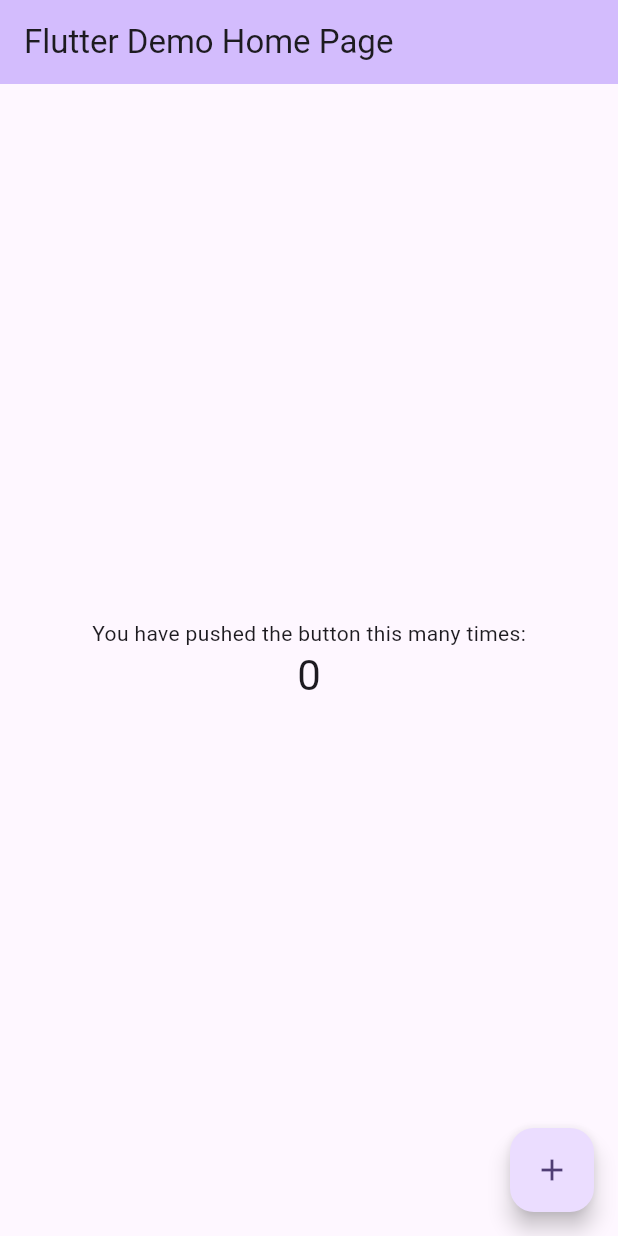
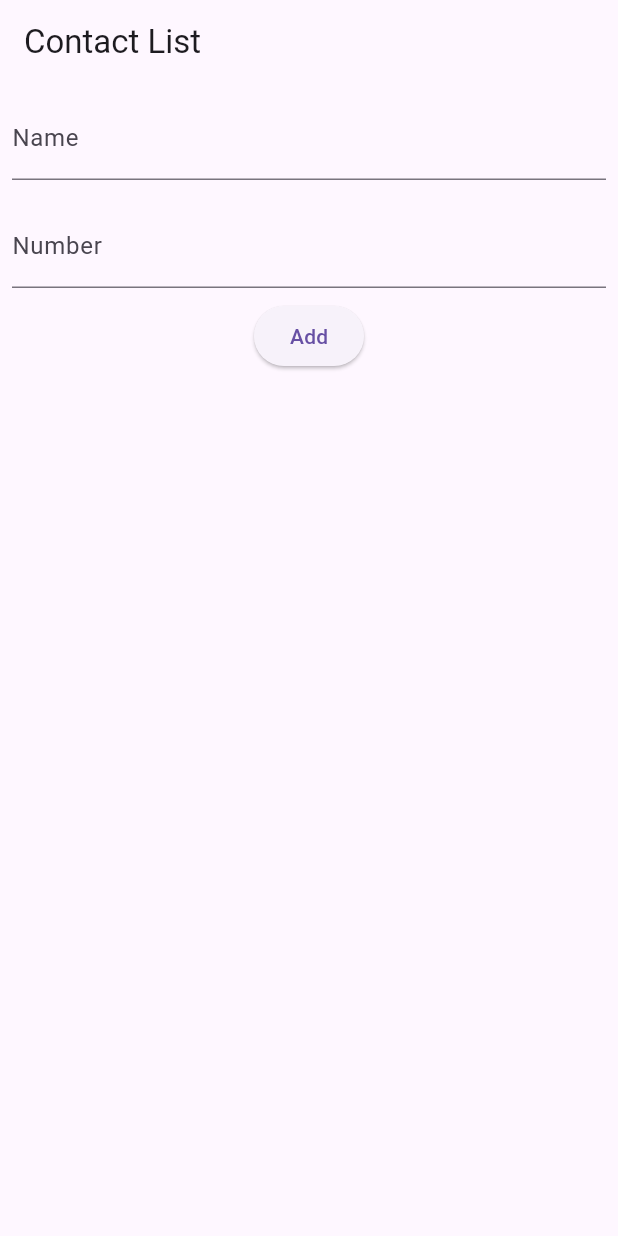
Before and after one commit to smshaqib/Ostad_Assignment, a Flutter app: the screen it shows after launch, on a phone screen of 412 x 824 dp. Run offline on Flutter 3.47's test engine with Material 3 defaults, Android fonts, the phone set to English and light mode, and no system bars.

Commit message:
Update main.dart

```diff
--- a/assignment6/lib/main.dart
+++ b/assignment6/lib/main.dart
@@ -1,125 +1,115 @@
 import 'package:flutter/material.dart';
 
 void main() {
-  runApp(const MyApp());
+  runApp(MyApp());
 }
 
 class MyApp extends StatelessWidget {
-  const MyApp({super.key});
-
-  // This widget is the root of your application.
   @override
   Widget build(BuildContext context) {
     return MaterialApp(
-      title: 'Flutter Demo',
+      title: 'Contact List',
       theme: ThemeData(
-        // This is the theme of your application.
-        //
-        // TRY THIS: Try running your application with "flutter run". You'll see
-        // the application has a purple toolbar. Then, without quitting the app,
-        // try changing the seedColor in the colorScheme below to Colors.green
-        // and then invoke "hot reload" (save your changes or press the "hot
-        // reload" button in a Flutter-supported IDE, or press "r" if you used
-        // the command line to start the app).
-        //
-        // Notice that the counter didn't reset back to zero; the application
-        // state is not lost during the reload. To reset the state, use hot
-        // restart instead.
-        //
-        // This works for code too, not just values: Most code changes can be
-        // tested with just a hot reload.
-        colorScheme: ColorScheme.fromSeed(seedColor: Colors.deepPurple),
-        useMaterial3: true,
+        primarySwatch: Colors.blue,
       ),
-      home: const MyHomePage(title: 'Flutter Demo Home Page'),
+      home: ContactListPage(),
     );
   }
 }
 
-class MyHomePage extends StatefulWidget {
-  const MyHomePage({super.key, required this.title});
-
-  // This widget is the home page of your application. It is stateful, meaning
-  // that it has a State object (defined below) that contains fields that affect
-  // how it looks.
-
-  // This class is the configuration for the state. It holds the values (in this
-  // case the title) provided by the parent (in this case the App widget) and
-  // used by the build method of the State. Fields in a Widget subclass are
-  // always marked "final".
-
-  final String title;
-
+class ContactListPage extends StatefulWidget {
   @override
-  State<MyHomePage> createState() => _MyHomePageState();
+  _ContactListPageState createState() => _ContactListPageState();
 }
 
-class _MyHomePageState extends State<MyHomePage> {
-  int _counter = 0;
+class _ContactListPageState extends State<ContactListPage> {
+  final List<Map<String, String>> _contacts = [];
+  final TextEditingController _nameController = TextEditingController();
+  final TextEditingController _numberController = TextEditingController();
 
-  void _incrementCounter() {
-    setState(() {
-      // This call to setState tells the Flutter framework that something has
-      // changed in this State, which causes it to rerun the build method below
-      // so that the display can reflect the updated values. If we changed
-      // _counter without calling setState(), then the build method would not be
-      // called again, and so nothing would appear to happen.
-      _counter++;
-    });
+  void _addContact() {
+    final String name = _nameController.text;
+    final String number = _numberController.text;
+
+    if (name.isNotEmpty && number.isNotEmpty) {
+      setState(() {
+        _contacts.add({'name': name, 'number': number});
+      });
+
+      _nameController.clear();
+      _numberController.clear();
+    }
+  }
+
+  void _deleteContact(int index) {
+    showDialog(
+      context: context,
+      builder: (BuildContext context) {
+        return AlertDialog(
+          title: Text('Delete Contact'),
+          content: Text('Are you sure you want to delete this contact?'),
+          actions: <Widget>[
+            TextButton(
+              child: Text('Cancel'),
+              onPressed: () {
+                Navigator.of(context).pop();
+              },
+            ),
+            TextButton(
+              child: Text('Delete'),
+              onPressed: () {
+                setState(() {
+                  _contacts.removeAt(index);
+                });
+                Navigator.of(context).pop();
+              },
+            ),
+          ],
+        );
+      },
+    );
   }
 
   @override
   Widget build(BuildContext context) {
-    // This method is rerun every time setState is called, for instance as done
-    // by the _incrementCounter method above.
-    //
-    // The Flutter framework has been optimized to make rerunning build methods
-    // fast, so that you can just rebuild anything that needs updating rather
-    // than having to individually change instances of widgets.
     return Scaffold(
       appBar: AppBar(
-        // TRY THIS: Try changing the color here to a specific color (to
-        // Colors.amber, perhaps?) and trigger a hot reload to see the AppBar
-        // change color while the other colors stay the same.
-        backgroundColor: Theme.of(context).colorScheme.inversePrimary,
-        // Here we take the value from the MyHomePage object that was created by
-        // the App.build method, and use it to set our appbar title.
-        title: Text(widget.title),
+        title: Text('Contact List'),
       ),
-      body: Center(
-        // Center is a layout widget. It takes a single child and positions it
-        // in the middle of the parent.
-        child: Column(
-          // Column is also a layout widget. It takes a list of children and
-          // arranges them vertically. By default, it sizes itself to fit its
-          // children horizontally, and tries to be as tall as its parent.
-          //
-          // Column has various properties to control how it sizes itself and
-          // how it positions its children. Here we use mainAxisAlignment to
-          // center the children vertically; the main axis here is the vertical
-          // axis because Columns are vertical (the cross axis would be
-          // horizontal).
-          //
-          // TRY THIS: Invoke "debug painting" (choose the "Toggle Debug Paint"
-          // action in the IDE, or press "p" in the console), to see the
-          // wireframe for each widget.
-          mainAxisAlignment: MainAxisAlignment.center,
-          children: <Widget>[
-            const Text(
-              'You have pushed the button this many times:',
+      body: Column(
+        children: <Widget>[
+          Padding(
+            padding: const EdgeInsets.all(8.0),
+            child: TextField(
+              controller: _nameController,
+              decoration: InputDecoration(labelText: 'Name'),
             ),
-            Text(
-              '$_counter',
-              style: Theme.of(context).textTheme.headlineMedium,
+          ),
+          Padding(
+            padding: const EdgeInsets.all(8.0),
+            child: TextField(
+              controller: _numberController,
+              decoration: InputDecoration(labelText: 'Number'),
             ),
-          ],
-        ),
+          ),
+          ElevatedButton(
+            onPressed: _addContact,
+            child: Text('Add'),
+          ),
+          Expanded(
+            child: ListView.builder(
+              itemCount: _contacts.length,
+              itemBuilder: (context, index) {
+                return ListTile(
+                  title: Text(_contacts[index]['name']!),
+                  subtitle: Text(_contacts[index]['number']!),
+                  onLongPress: () => _deleteContact(index),
+                );
+              },
+            ),
+          ),
+        ],
       ),
-      floatingActionButton: FloatingActionButton(
-        onPressed: _incrementCounter,
-        tooltip: 'Increment',
-        child: const Icon(Icons.add),
-      ), // This trailing comma makes auto-formatting nicer for build methods.
     );
   }
 }
```
